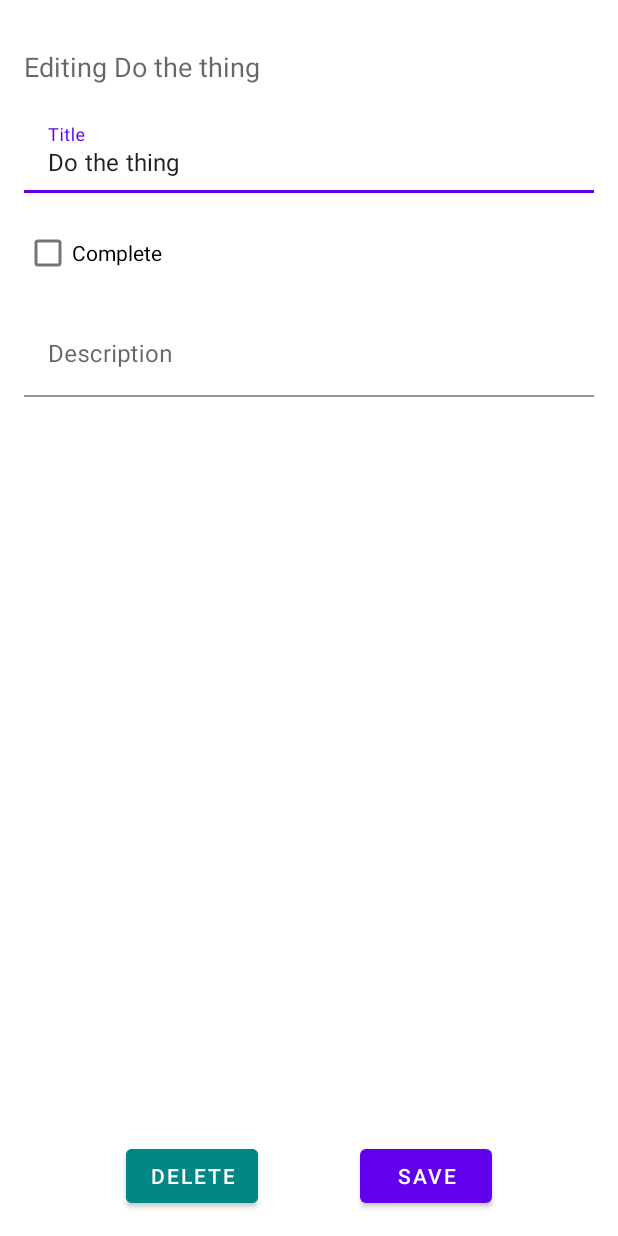
After one commit to zachtib/SimpleTodoAndroid, an Android app: the layout activity_edit_todo.xml on its own in the app's theme, with its tools: preview values and no code run, on a phone screen of 412 x 824 dp. The commit adds this screen. Run offline under Robolectric (Android 15) with nearby library versions, the phone set to English and light mode, and no system bars.

Commit message:
Add EditTodoActivity.kt

```diff
--- /dev/null
+++ b/app/src/main/res/layout/activity_edit_todo.xml
@@ -0,0 +1,137 @@
+<?xml version="1.0" encoding="utf-8"?>
+<androidx.constraintlayout.widget.ConstraintLayout
+    xmlns:android="http://schemas.android.com/apk/res/android"
+    xmlns:app="http://schemas.android.com/apk/res-auto"
+    xmlns:tools="http://schemas.android.com/tools"
+    android:layout_width="match_parent"
+    android:layout_height="match_parent">
+
+    <androidx.core.widget.NestedScrollView
+        android:id="@+id/container"
+        android:layout_width="match_parent"
+        android:layout_height="match_parent"
+        android:fillViewport="true"
+        android:isScrollContainer="true"
+        app:layout_constraintBottom_toTopOf="@+id/bottomContainer"
+        app:layout_constraintTop_toTopOf="parent"
+        app:layout_constraintLeft_toLeftOf="parent"
+        app:layout_constraintRight_toRightOf="parent">
+
+        <androidx.constraintlayout.widget.ConstraintLayout
+            android:layout_width="match_parent"
+            android:layout_height="match_parent">
+
+            <TextView
+                android:id="@+id/editTodoItemHeader"
+                android:layout_width="0dp"
+                android:layout_height="wrap_content"
+                android:layout_marginStart="16dp"
+                android:layout_marginTop="32dp"
+                android:layout_marginEnd="16dp"
+                android:singleLine="true"
+                android:text="@string/loading"
+                android:textAppearance="@style/TextAppearance.AppCompat.Medium"
+                app:layout_constraintEnd_toEndOf="parent"
+                app:layout_constraintStart_toStartOf="parent"
+                app:layout_constraintTop_toTopOf="parent"
+                tools:text="Editing Do the thing" />
+
+            <com.google.android.material.textfield.TextInputLayout
+                android:id="@+id/titleInputLayout"
+                android:layout_width="0dp"
+                android:layout_height="wrap_content"
+                android:layout_marginStart="16dp"
+                android:layout_marginTop="16dp"
+                android:layout_marginEnd="16dp"
+                android:hint="@string/title"
+                app:boxBackgroundColor="#00FFFFFF"
+                app:layout_constraintEnd_toEndOf="parent"
+                app:layout_constraintStart_toStartOf="parent"
+                app:layout_constraintTop_toBottomOf="@+id/editTodoItemHeader">
+
+                <com.google.android.material.textfield.TextInputEditText
+                    android:id="@+id/titleEditText"
+                    android:layout_width="match_parent"
+                    android:layout_height="wrap_content"
+                    android:singleLine="true"
+                    tools:ignore="SpeakableTextPresentCheck"
+                    tools:text="Do the thing" />
+
+            </com.google.android.material.textfield.TextInputLayout>
+
+            <CheckBox
+                android:id="@+id/todoItemComplete"
+                android:layout_width="wrap_content"
+                android:layout_height="wrap_content"
+                android:layout_marginStart="16dp"
+                android:layout_marginTop="16dp"
+                android:text="@string/complete"
+                app:layout_constraintStart_toStartOf="parent"
+                app:layout_constraintTop_toBottomOf="@+id/titleInputLayout" />
+
+            <com.google.android.material.textfield.TextInputLayout
+                android:id="@+id/descriptionInputLayout"
+                android:layout_width="0dp"
+                android:layout_height="wrap_content"
+                android:layout_marginStart="16dp"
+                android:layout_marginTop="16dp"
+                android:layout_marginEnd="16dp"
+                android:hint="@string/description"
+                app:boxBackgroundColor="#00FFFFFF"
+                app:layout_constraintEnd_toEndOf="parent"
+                app:layout_constraintStart_toStartOf="parent"
+                app:layout_constraintTop_toBottomOf="@+id/todoItemComplete">
+
+                <com.google.android.material.textfield.TextInputEditText
+                    android:id="@+id/descriptionEditText"
+                    android:layout_width="match_parent"
+                    android:layout_height="wrap_content"
+                    android:singleLine="false"
+                    tools:text="@tools:sample/lorem" />
+            </com.google.android.material.textfield.TextInputLayout>
+
+        </androidx.constraintlayout.widget.ConstraintLayout>
+    </androidx.core.widget.NestedScrollView>
+
+    <androidx.constraintlayout.widget.ConstraintLayout
+        android:id="@+id/bottomContainer"
+        android:layout_width="match_parent"
+        android:layout_height="wrap_content"
+        app:layout_constraintBottom_toBottomOf="parent"
+        app:layout_constraintRight_toRightOf="parent"
+        app:layout_constraintStart_toStartOf="parent">
+
+
+        <Button
+            android:id="@+id/saveButton"
+            android:layout_width="wrap_content"
+            android:layout_height="wrap_content"
+            android:layout_marginTop="16dp"
+            android:layout_marginEnd="16dp"
+            android:layout_marginBottom="16dp"
+            android:text="@string/save"
+            app:layout_constraintBottom_toBottomOf="parent"
+            app:layout_constraintEnd_toEndOf="parent"
+            app:layout_constraintHorizontal_bias="0.5"
+            app:layout_constraintStart_toEndOf="@+id/deleteButton"
+            app:layout_constraintTop_toTopOf="parent" />
+
+        <Button
+            android:id="@+id/deleteButton"
+            android:layout_width="wrap_content"
+            android:layout_height="wrap_content"
+            android:layout_marginStart="16dp"
+            android:layout_marginTop="16dp"
+            android:layout_marginBottom="16dp"
+            android:backgroundTint="@color/teal_700"
+            android:text="@string/delete"
+            app:layout_constraintBottom_toBottomOf="parent"
+            app:layout_constraintEnd_toStartOf="@+id/saveButton"
+            app:layout_constraintHorizontal_bias="0.5"
+            app:layout_constraintStart_toStartOf="parent"
+            app:layout_constraintTop_toTopOf="parent"
+            app:strokeColor="@color/teal_700" />
+    </androidx.constraintlayout.widget.ConstraintLayout>
+
+
+</androidx.constraintlayout.widget.ConstraintLayout>
--- a/app/src/main/res/values/strings.xml
+++ b/app/src/main/res/values/strings.xml
@@ -7,4 +7,7 @@
     <string name="complete">Complete</string>
     <string name="title">Title</string>
     <string name="add_a_todo">Add a Todo</string>
+    <string name="editing_todo">Editing %1$s</string>
+    <string name="delete">Delete</string>
+    <string name="loading">Loading...</string>
 </resources>
```
Also changed, not shown: app/src/main/java/com/zachtib/simpletodo/ui/edittodo/EditTodoActivity.kt (+29 -5 lines), app/src/main/java/com/zachtib/simpletodo/ui/edittodo/EditTodoViewModel.kt (+99 -2 lines).
